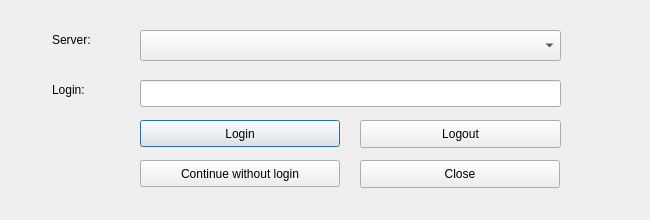
Before: the Qt Designer form dlg_ConnectionManager.ui in LESPROJEKT/qgis-layman-plugin, drawn with Qt 5.
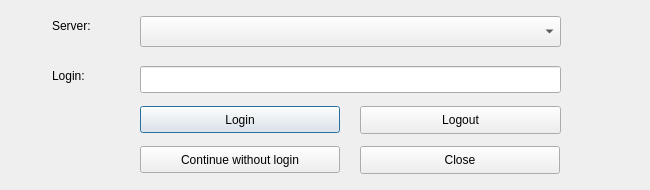
After: the same form once the commit is applied.

What changed in the file:
```diff
--- a/dlg_ConnectionManager.ui
+++ b/dlg_ConnectionManager.ui
@@ -10,7 +10,7 @@
     <x>0</x>
     <y>0</y>
     <width>650</width>
-    <height>220</height>
+    <height>190</height>
    </rect>
   </property>
   <property name="sizePolicy">
@@ -22,13 +22,13 @@
   <property name="minimumSize">
    <size>
     <width>650</width>
-    <height>220</height>
+    <height>190</height>
    </size>
   </property>
   <property name="maximumSize">
    <size>
     <width>650</width>
-    <height>220</height>
+    <height>190</height>
    </size>
   </property>
   <property name="windowTitle">
@@ -38,7 +38,7 @@
    <property name="geometry">
     <rect>
      <x>140</x>
-     <y>120</y>
+     <y>106</y>
      <width>200</width>
      <height>27</height>
     </rect>
@@ -51,7 +51,7 @@
    <property name="geometry">
     <rect>
      <x>360</x>
-     <y>160</y>
+     <y>146</y>
      <width>200</width>
      <height>28</height>
     </rect>
@@ -77,7 +77,7 @@
    <property name="geometry">
     <rect>
      <x>52</x>
-     <y>80</y>
+     <y>66</y>
      <width>121</width>
      <height>19</height>
     </rect>
@@ -93,7 +93,7 @@
    <property name="geometry">
     <rect>
      <x>140</x>
-     <y>80</y>
+     <y>66</y>
      <width>421</width>
      <height>27</height>
     </rect>
@@ -106,7 +106,7 @@
    <property name="geometry">
     <rect>
      <x>52</x>
-     <y>30</y>
+     <y>16</y>
      <width>121</width>
      <height>19</height>
     </rect>
@@ -119,7 +119,7 @@
    <property name="geometry">
     <rect>
      <x>140</x>
-     <y>30</y>
+     <y>16</y>
      <width>421</width>
      <height>31</height>
     </rect>
@@ -142,7 +142,7 @@
    <property name="geometry">
     <rect>
      <x>140</x>
-     <y>160</y>
+     <y>146</y>
      <width>200</width>
      <height>27</height>
     </rect>
@@ -161,7 +161,7 @@
    <property name="geometry">
     <rect>
      <x>360</x>
-     <y>120</y>
+     <y>106</y>
      <width>201</width>
      <height>28</height>
     </rect>
```
